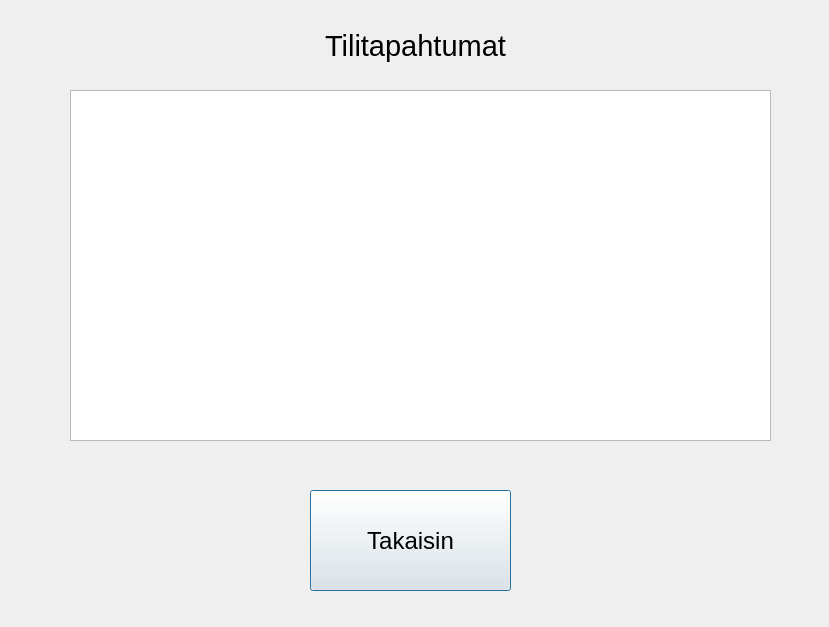
Above: frontend/tilitapahtumat.ui from 22kmo-project/group_6 before the change. Below: the same form after it.
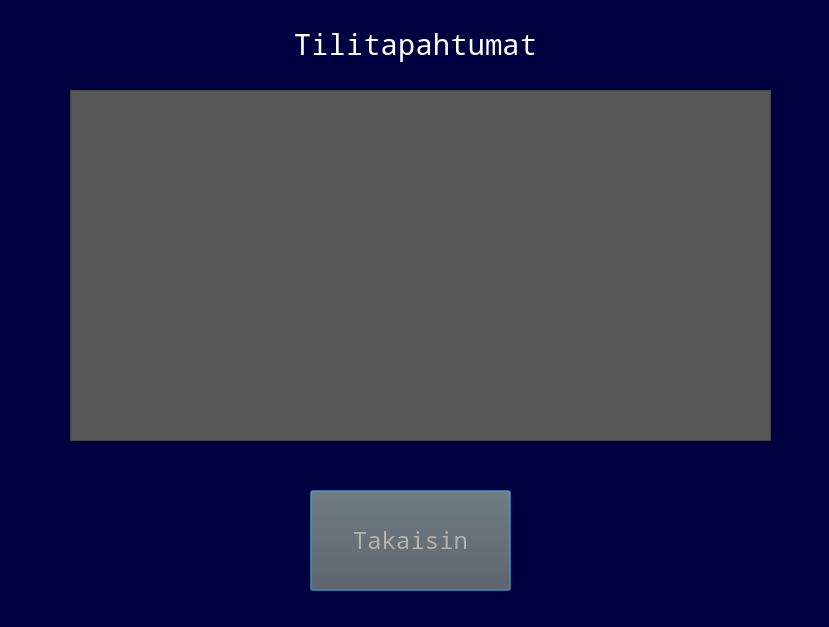
That is the form after the change.

```diff
--- a/frontend/tilitapahtumat.ui
+++ b/frontend/tilitapahtumat.ui
@@ -20,7 +20,7 @@
    <string>Dialog</string>
   </property>
   <property name="styleSheet">
-   <string notr="true"/>
+   <string notr="true">background-color: rgb(0, 0, 64);</string>
   </property>
   <widget class="QPushButton" name="btn_takaisin">
    <property name="geometry">
@@ -33,9 +33,14 @@
    </property>
    <property name="font">
     <font>
+     <family>Noto Mono</family>
      <pointsize>18</pointsize>
     </font>
    </property>
+   <property name="styleSheet">
+    <string notr="true">background-color: rgb(87, 87, 87);
+color: rgb(177, 177, 177);</string>
+   </property>
    <property name="text">
     <string>Takaisin</string>
    </property>
@@ -49,6 +54,18 @@
      <height>351</height>
     </rect>
    </property>
+   <property name="styleSheet">
+    <string notr="true">QHeaderView::section {   
+    color: rgb(177, 177, 177);
+    background-color:  rgb(107, 107, 107);
+    border-width: 0px 0px 2px 0px;
+    border-color: black;
+}
+QTableWidget{
+  background-color: rgb(87, 87, 87);
+  color: rgb(177, 177, 177);
+}</string>
+   </property>
    <property name="sortingEnabled">
     <bool>false</bool>
    </property>
@@ -64,9 +81,13 @@
    </property>
    <property name="font">
     <font>
+     <family>Noto Mono</family>
      <pointsize>22</pointsize>
     </font>
    </property>
+   <property name="styleSheet">
+    <string notr="true">color: rgb(255, 255, 255);</string>
+   </property>
    <property name="text">
     <string>Tilitapahtumat</string>
    </property>
```
